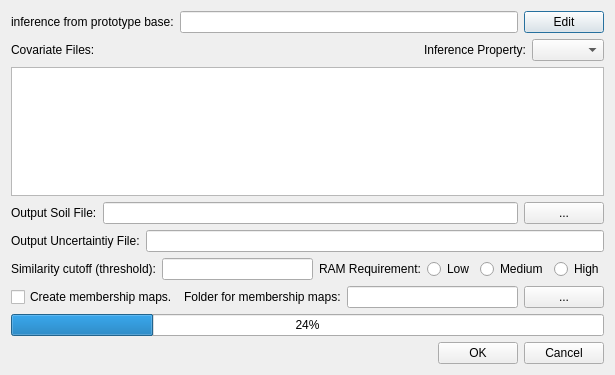
Qt form mapinference.ui (lreis2415/iSoLIM) before a commit.
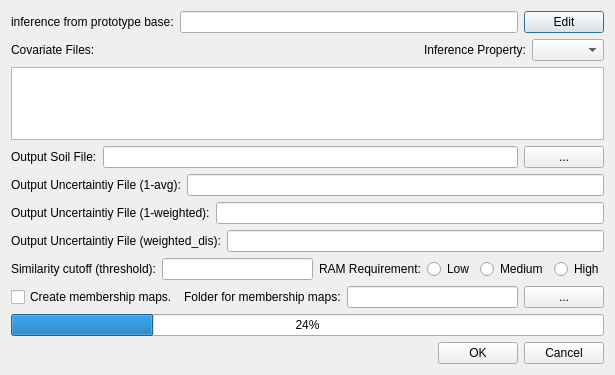
The same form after that commit.

Diff of the .ui file:
```diff
--- a/mapinference.ui
+++ b/mapinference.ui
@@ -105,12 +105,40 @@
      <item>
       <widget class="QLabel" name="label_6">
        <property name="text">
-        <string>Output Uncertaintiy File:</string>
+        <string>Output Uncertaintiy File (1-avg):</string>
        </property>
       </widget>
      </item>
      <item>
-      <widget class="QLineEdit" name="OutputUncerFile_lineEdit"/>
+      <widget class="QLineEdit" name="uncer_minus_avg_lineEdit"/>
+     </item>
+    </layout>
+   </item>
+   <item>
+    <layout class="QHBoxLayout" name="horizontalLayout_11">
+     <item>
+      <widget class="QLabel" name="label_7">
+       <property name="text">
+        <string>Output Uncertaintiy File (1-weighted):</string>
+       </property>
+      </widget>
+     </item>
+     <item>
+      <widget class="QLineEdit" name="uncer_minus_wei_lineEdit"/>
+     </item>
+    </layout>
+   </item>
+   <item>
+    <layout class="QHBoxLayout" name="horizontalLayout_12">
+     <item>
+      <widget class="QLabel" name="label_9">
+       <property name="text">
+        <string>Output Uncertaintiy File (weighted_dis):</string>
+       </property>
+      </widget>
+     </item>
+     <item>
+      <widget class="QLineEdit" name="uncer_wei_dis_lineEdit"/>
      </item>
     </layout>
    </item>
```
